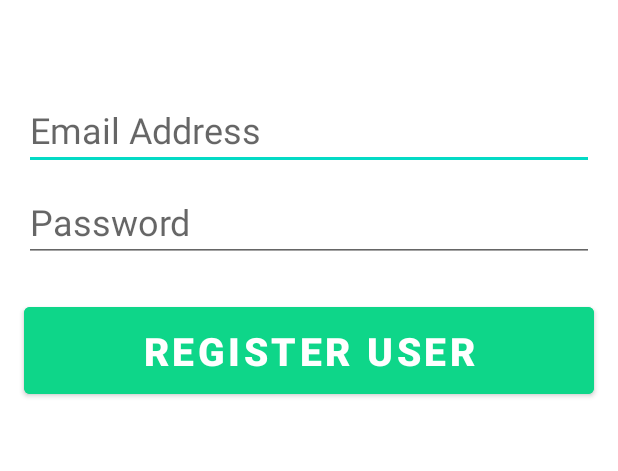
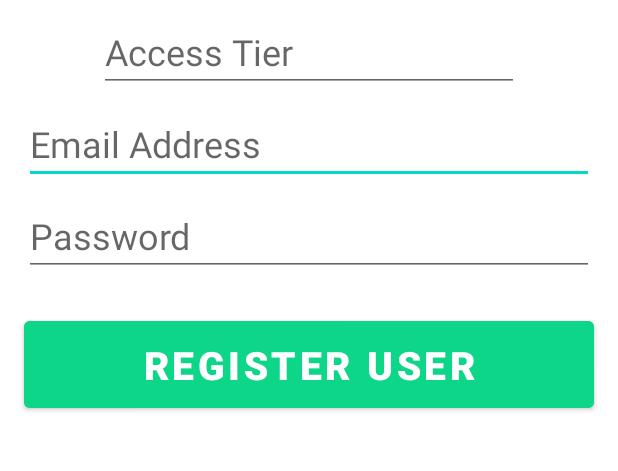
Before and after one commit to dangvq-daniel/hr-manager, an Android app: the screen it shows after launch (RegisterUserActivity), after a tap on "REGISTER", on a phone screen of 412 x 824 dp, the part 240-711 px from its top. Run offline under Robolectric (Android 15) with nearby library versions, the phone set to English and light mode, and no system bars; 1 other tap on this screen came first.

```diff
--- a/app/src/main/java/com/alfuvedan/hrmanager/MainActivity.java
+++ b/app/src/main/java/com/alfuvedan/hrmanager/MainActivity.java
@@ -21,10 +21,8 @@ public class MainActivity extends AppCompatActivity {
         setContentView(R.layout.activity_main);
         editTextEmail = findViewById(R.id.email);
         editTextPassword = findViewById(R.id.password);
-        LoginInfoSaver.loginAdd(new LoginInfo(AccessTiers.TIER_1, "timhortons@icecap.com","timbits"));
-        LoginInfoSaver.loginAdd(new LoginInfo(AccessTiers.TIER_2, "burgerking@bestburger.com","justjkitsucks"));
 
-        Employees.getEmployeesFromFile(this);
+        LoginInfoSaver.getLoginInfoFromFile(this);
 
         for(Employee employee : Employees.getAllEmployees()) {
             System.out.println(employee);
@@ -54,12 +52,14 @@ public class MainActivity extends AppCompatActivity {
 
         if (!LoginInfoSaver.loginVerify(new LoginInfo(AccessTiers.LAST_TIER, email,password))) {
             Toast.makeText(this,"Incorrect email or password",Toast.LENGTH_SHORT).show();
+            return;
         }
+
+        System.out.println("Logged In!");
     }
 
     public void goToRegisterActivity(View view) {
         Intent intent = new Intent(this, RegisterUserActivity.class);
-        Button button = findViewById(R.id.register);
         startActivity(intent);
     }
 }
--- a/app/src/main/java/com/alfuvedan/hrmanager/data/Employees.java
+++ b/app/src/main/java/com/alfuvedan/hrmanager/data/Employees.java
@@ -35,7 +35,7 @@ public class Employees {
         return es.get(id);
     }
 
-    public static Collection<Employee> getAllEmployees() {
+    public static Iterable<Employee> getAllEmployees() {
         return es.values();
     }
 
--- a/app/src/main/res/layout/activity_register_user.xml
+++ b/app/src/main/res/layout/activity_register_user.xml
@@ -4,7 +4,7 @@
     xmlns:tools="http://schemas.android.com/tools"
     android:layout_width="match_parent"
     android:layout_height="match_parent"
-    tools:context=".register_user">
+    tools:context=".RegisterUserActivity">
 
     <TextView
         android:id="@+id/banner"
@@ -24,18 +24,18 @@
         android:id="@+id/email"
         android:layout_width="380dp"
         android:layout_height="wrap_content"
-        android:layout_marginTop="60dp"
+        android:layout_marginTop="8dp"
+
         android:ems="10"
-
         android:hint="@string/email_addr_hint"
-        android:inputType="textEmailAddress"
 
 
+        android:inputType="textEmailAddress"
         android:textSize="24sp"
         app:layout_constraintEnd_toEndOf="parent"
         app:layout_constraintLeft_toLeftOf="parent"
         app:layout_constraintStart_toStartOf="parent"
-        app:layout_constraintTop_toBottomOf="@+id/banner" />
+        app:layout_constraintTop_toBottomOf="@+id/accessTier" />
 
     <EditText
         android:id="@+id/password"
@@ -62,6 +62,7 @@
         android:textColor="#ffffff"
         android:textSize="26sp"
         android:textStyle="bold"
+        android:onClick="onRegisterUser"
         app:layout_constraintEnd_toEndOf="parent"
         app:layout_constraintLeft_toLeftOf="parent"
 
@@ -75,11 +76,23 @@
         android:layout_height="wrap_content"
         android:layout_centerInParent="true"
         android:visibility="gone"
-        tools:ignore="MissingConstraints"
-        app:layout_constraintTop_toTopOf="parent"
         app:layout_constraintBottom_toBottomOf="parent"
         app:layout_constraintLeft_toLeftOf="parent"
         app:layout_constraintRight_toRightOf="parent"
-        />
+        app:layout_constraintTop_toTopOf="parent"
+        tools:ignore="MissingConstraints" />
+
+    <EditText
+        android:id="@+id/accessTier"
+        android:layout_width="wrap_content"
+        android:layout_height="wrap_content"
+        android:layout_marginTop="8dp"
+        android:ems="10"
+        android:hint="@string/access_tier_hint"
+        android:inputType="number"
+        android:textSize="24sp"
+        app:layout_constraintEnd_toEndOf="parent"
+        app:layout_constraintStart_toStartOf="parent"
+        app:layout_constraintTop_toBottomOf="@+id/banner" />
 
 </androidx.constraintlayout.widget.ConstraintLayout>
--- a/app/src/main/res/values/strings.xml
+++ b/app/src/main/res/values/strings.xml
@@ -9,4 +9,5 @@
     <string name="register">Register</string>
     <string name="reg_user_btn">REGISTER USER</string>
     <string name="search_title">Enter an employee…</string>
+    <string name="access_tier_hint">Access Tier</string>
 </resources>
```
Also changed, not shown: app/src/main/java/com/alfuvedan/hrmanager/RegisterUserActivity.java (+54 -0 lines), app/src/main/java/com/alfuvedan/hrmanager/data/LoginInfoSaver.java (+20 -2 lines).
